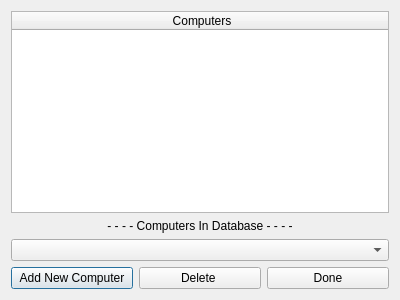
This is verklegt_vika_3/verklegt_GUI/UI/editscientistsrelations.ui in vilhjalmur12/verklegt_1 as Qt 5 draws it before an edit. The edited form follows.
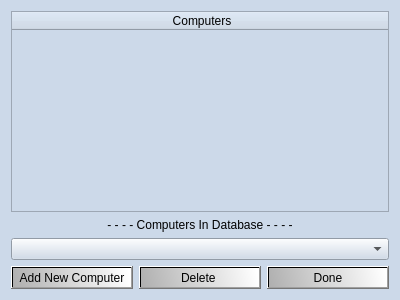
This is the edited form. Icons and pictures are not drawn.

Commit message: style sheet, hover o.fl

The edit to the form file:
```diff
--- a/verklegt_vika_3/verklegt_GUI/UI/editscientistsrelations.ui
+++ b/verklegt_vika_3/verklegt_GUI/UI/editscientistsrelations.ui
@@ -17,6 +17,31 @@
    <iconset resource="../resources.qrc">
     <normaloff>:/icons/Images/DBSimple.jpg</normaloff>:/icons/Images/DBSimple.jpg</iconset>
   </property>
+  <property name="styleSheet">
+   <string notr="true">QWidget{
+background-color: rgb(204, 217, 233);
+font-family: &quot;Verdana&quot;;
+font-size: 9pt;
+}
+
+QDialog::dropdown_types{
+color: white;
+background-color: white;
+}
+
+QPushButton{
+color: rgb(0, 0, 0);
+background-color: qlineargradient(spread:pad, x1:0, y1:0.619, x2:1, y2:0.58, stop:0 rgba(176, 176, 176, 255), stop:1 rgba(255, 255, 255, 255));
+}
+
+QPushButton::hover{
+background-color: qlineargradient(spread:reflect, x1:0, y1:0, x2:1, y2:1, stop:0.318408 rgba(69, 69, 69, 255), stop:1 rgba(162, 162, 162, 255));
+}
+
+QPushButton::pressed{
+background-color: qlineargradient(spread:reflect, x1:0, y1:0, x2:1, y2:1, stop:0.318408 rgba(69, 69, 69, 255), stop:1 rgba(162, 162, 162, 255));
+}</string>
+  </property>
   <layout class="QVBoxLayout" name="verticalLayout_2">
    <item>
     <layout class="QVBoxLayout" name="verticalLayout">
```
The commit also changes 6 other files.
